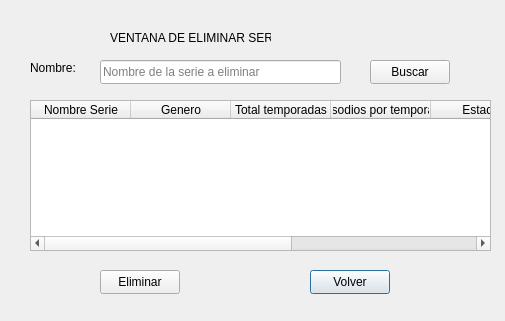
Before: the Qt Designer form ventanaeliminar.ui in josiasarevalorm-jj/ProyectoFinal_Crud_Series, drawn with Qt 5.
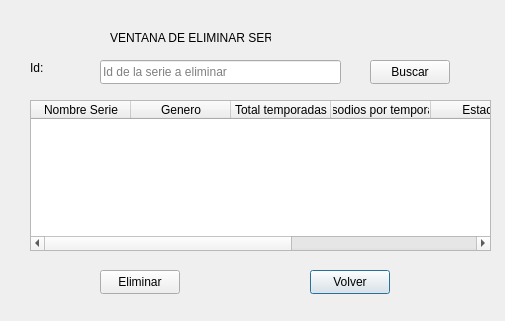
After: the same form once the commit is applied.

Commit message: Eliminar listo

Diff of the .ui file:
```diff
--- a/ventanaeliminar.ui
+++ b/ventanaeliminar.ui
@@ -39,7 +39,7 @@
     </rect>
    </property>
    <property name="text">
-    <string>Nombre:</string>
+    <string>Id:</string>
    </property>
   </widget>
   <widget class="QLineEdit" name="txtNombre">
@@ -52,7 +52,7 @@
     </rect>
    </property>
    <property name="placeholderText">
-    <string>Nombre de la serie a eliminar</string>
+    <string>Id de la serie a eliminar</string>
    </property>
   </widget>
   <widget class="QTableWidget" name="tablaEliminar">
```
Left out of the diff: 2 changed lines with no effect on the pictures. The commit also changes 3 other files.
